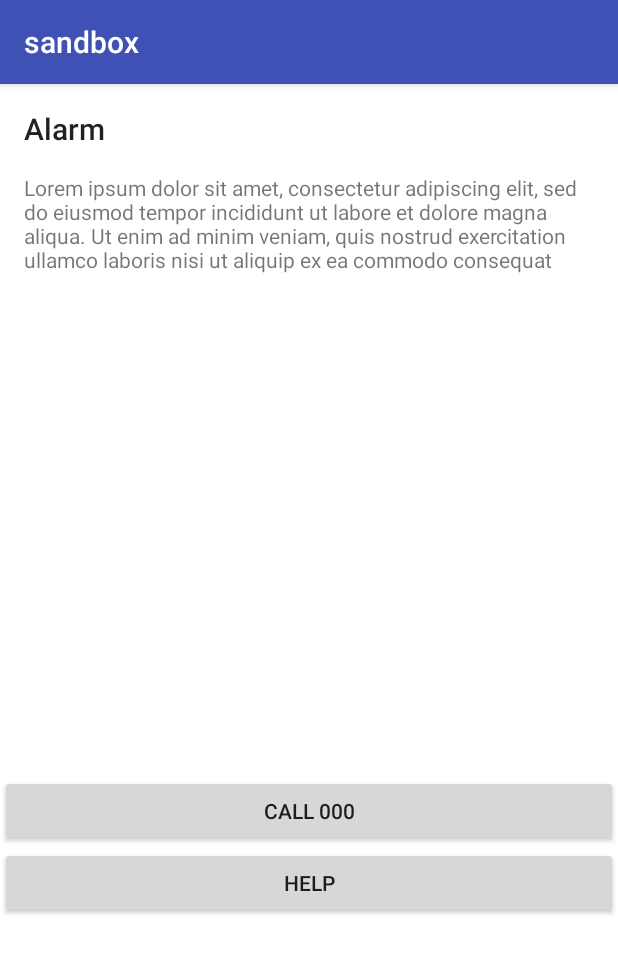
After one commit to amilcar-andrade/sandbox, an Android app: the fragment ShrinkConstraintLayoutFragment placed in its activity, on a phone screen of 412 x 824 dp. The commit adds this screen. Shown: the top 953 px of the screen. Run offline under Robolectric (Android 15) with nearby library versions, the phone set to English and light mode, and no system bars.

Commit message:
Adds ShrinkConstraintLayoutFragment
* Use ConstraintSets to change the constraints of the main layout
* Use TransitionaManager and the out of the box AutoTransition
to animate the views, this is similar to what we achieve before with
the FrameLayout and the LinearLayout

```diff
--- a/app/src/main/java/a2/sandbox/MainActivity.java
+++ b/app/src/main/java/a2/sandbox/MainActivity.java
@@ -32,6 +32,11 @@ public class MainActivity extends AppCompatActivity {
                 ShrinkLinearLayoutFragment.TAG, false, true);
     }
 
+    public void showShrinkConstraintLayoutFragment(View ignored) {
+        replaceFragment(this, R.id.container, ShrinkConstraintLayoutFragment.newInstance(),
+                ShrinkConstraintLayoutFragment.TAG, false, true);
+    }
+
 
     private static void replaceFragment(@NonNull FragmentActivity activity,
                                        int containerViewId,
--- /dev/null
+++ b/app/src/main/java/a2/sandbox/ShrinkConstraintLayoutFragment.java
@@ -0,0 +1,60 @@
+package a2.sandbox;
+
+import android.os.Bundle;
+import android.support.annotation.NonNull;
+import android.support.annotation.Nullable;
+import android.support.constraint.ConstraintLayout;
+import android.support.constraint.ConstraintSet;
+import android.support.v4.app.Fragment;
+import android.transition.TransitionManager;
+import android.view.LayoutInflater;
+import android.view.View;
+import android.view.ViewGroup;
+
+public class ShrinkConstraintLayoutFragment extends Fragment implements View.OnClickListener {
+
+    public static final String TAG = "ShrinkConstraintLayoutFragment";
+
+    private ConstraintLayout root;
+
+    private ConstraintSet idleSet = new ConstraintSet();
+
+    private ConstraintSet triggeredSet = new ConstraintSet();
+
+    @Nullable
+    @Override
+    public View onCreateView(@NonNull LayoutInflater inflater, @Nullable ViewGroup container, @Nullable Bundle savedInstanceState) {
+        root = (ConstraintLayout) inflater.inflate(R.layout.fragment_shrinkg_constraint_layout, container, false);
+        View helpButton = root.findViewById(R.id.help_button);
+        View okButton = root.findViewById(R.id.ok_button);
+        helpButton.setOnClickListener(this);
+        okButton.setOnClickListener(this);
+
+        // Persist the previous constraints so we can switch between both states
+        idleSet.clone(root);
+
+        triggeredSet.clone(root);
+        triggeredSet.setVisibility(R.id.title, View.GONE);
+        triggeredSet.setVisibility(R.id.instructions, View.GONE);
+        triggeredSet.setVisibility(R.id.help_button, View.GONE);
+        triggeredSet.setVisibility(R.id.ok_button, View.VISIBLE);
+        triggeredSet.connect(R.id.white_background, ConstraintSet.TOP, R.id.guideline, ConstraintSet.TOP);
+        return root;
+    }
+
+    public static ShrinkConstraintLayoutFragment newInstance() {
+        return new ShrinkConstraintLayoutFragment();
+    }
+
+    @Override
+    public void onClick(View v) {
+        TransitionManager.beginDelayedTransition(root);
+        switch (v.getId()) {
+            case R.id.help_button:
+                triggeredSet.applyTo(root);
+                break;
+            case R.id.ok_button:
+                idleSet.applyTo(root);
+        }
+    }
+}
--- a/app/src/main/res/layout/activity_main.xml
+++ b/app/src/main/res/layout/activity_main.xml
@@ -30,6 +30,12 @@
             android:text="@string/shrink_linear_layout"
             android:onClick="showShrinkLinearLayoutFragment"/>
 
+        <Button
+            android:layout_width="match_parent"
+            android:layout_height="wrap_content"
+            android:text="@string/shrink_constraint_layout"
+            android:onClick="showShrinkConstraintLayoutFragment"/>
+
     </LinearLayout>
 
 </FrameLayout>
--- /dev/null
+++ b/app/src/main/res/layout/fragment_shrinkg_constraint_layout.xml
@@ -0,0 +1,85 @@
+<?xml version="1.0" encoding="utf-8"?>
+<android.support.constraint.ConstraintLayout
+    xmlns:android="http://schemas.android.com/apk/res/android"
+    xmlns:app="http://schemas.android.com/apk/res-auto"
+    android:layout_width="match_parent"
+    android:layout_height="match_parent">
+
+    <View
+        android:id="@+id/blue_background"
+        android:layout_width="0dp"
+        android:layout_height="0dp"
+        app:layout_constraintRight_toRightOf="parent"
+        app:layout_constraintLeft_toLeftOf="parent"
+        app:layout_constraintTop_toTopOf="parent"
+        app:layout_constraintBottom_toBottomOf="parent"
+        android:background="@android:color/holo_blue_dark"/>
+
+    <View
+        android:id="@+id/white_background"
+        android:layout_width="0dp"
+        android:layout_height="0dp"
+        android:background="@android:color/white"
+        app:layout_constraintRight_toRightOf="parent"
+        app:layout_constraintLeft_toLeftOf="parent"
+        app:layout_constraintTop_toTopOf="parent"
+        app:layout_constraintBottom_toBottomOf="parent" />
+
+    <TextView
+        android:id="@+id/title"
+        android:layout_width="0dp"
+        android:layout_height="wrap_content"
+        app:layout_constraintRight_toRightOf="parent"
+        app:layout_constraintLeft_toLeftOf="parent"
+        app:layout_constraintTop_toTopOf="parent"
+        android:padding="@dimen/default_padding"
+        android:text="@string/alarm"
+        android:textAppearance="@style/TextAppearance.AppCompat.Title" />
+
+    <TextView
+        android:id="@+id/instructions"
+        android:layout_width="0dp"
+        android:layout_height="wrap_content"
+        app:layout_constraintRight_toRightOf="parent"
+        app:layout_constraintLeft_toLeftOf="parent"
+        app:layout_constraintTop_toBottomOf="@id/title"
+        android:paddingLeft="@dimen/default_padding"
+        android:paddingRight="@dimen/default_padding"
+        android:text="@string/lorem"/>
+
+    <android.support.constraint.Guideline
+        android:id="@+id/guideline"
+        android:layout_width="0dp"
+        android:layout_height="0dp"
+        android:orientation="horizontal"
+        app:layout_constraintGuide_percent="0.6" />
+
+    <Button
+        android:id="@+id/call_button"
+        android:layout_width="0dp"
+        android:layout_height="wrap_content"
+        app:layout_constraintRight_toRightOf="parent"
+        app:layout_constraintLeft_toLeftOf="parent"
+        app:layout_constraintTop_toBottomOf="@id/guideline"
+        android:text="@string/call_000"/>
+
+    <Button
+        android:id="@+id/help_button"
+        android:layout_width="0dp"
+        android:layout_height="wrap_content"
+        app:layout_constraintRight_toRightOf="parent"
+        app:layout_constraintLeft_toLeftOf="parent"
+        app:layout_constraintTop_toBottomOf="@id/call_button"
+        android:text="@string/help"/>
+
+    <Button
+        android:id="@+id/ok_button"
+        android:layout_width="0dp"
+        android:layout_height="wrap_content"
+        app:layout_constraintRight_toRightOf="parent"
+        app:layout_constraintLeft_toLeftOf="parent"
+        app:layout_constraintTop_toBottomOf="@id/call_button"
+        android:visibility="gone"
+        android:text="@string/im_ok"/>
+
+</android.support.constraint.ConstraintLayout>
--- a/app/src/main/res/values/strings.xml
+++ b/app/src/main/res/values/strings.xml
@@ -3,7 +3,7 @@
     <string name="animate_layout_changes">Animate Layout Changes</string>
     <string name="transition_manager_layout_changes">Transition Manager Layout Changes</string>
     <string name="shrink_linear_layout">Shrink transition with LL </string>
-
+    <string name="shrink_constraint_layout">Shrink transition with CL </string>
 
     <string name="animate_visibility">Animate Visibility</string>
     <string name="animate_layout_params">Animate LayoutParams</string>
```
